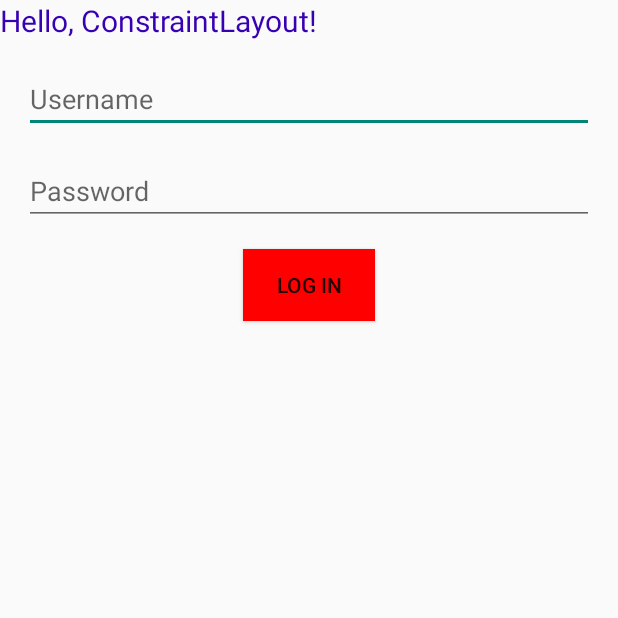
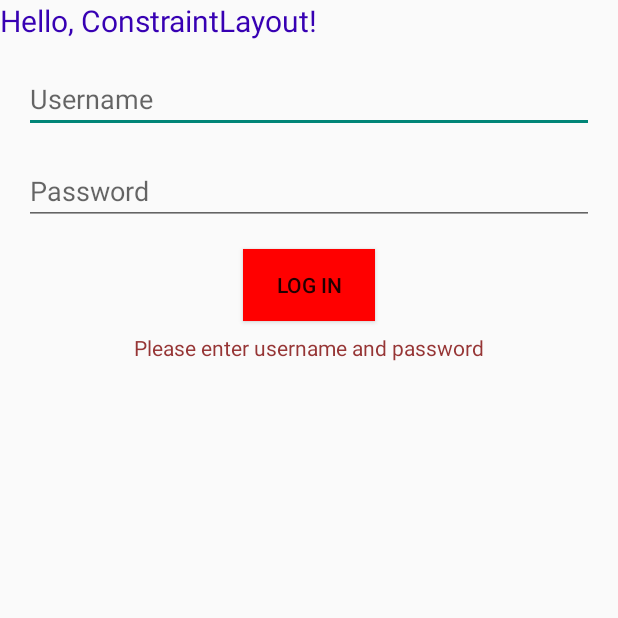
Before and after one commit to Mkaldalons/LearningSquare, an Android app: the screen it shows after launch (MainActivity), after a tap on "LOG IN", on a phone screen of 412 x 824 dp, the top half of it. Run offline under Robolectric (Android 15) with nearby library versions, the phone set to English and light mode, and no system bars.

Commit message:
Make login logic more reasonable and add error handling for EditText elements

```diff
--- a/app/src/main/java/hbv601g/learningsquare/ui/LoginFragment.kt
+++ b/app/src/main/java/hbv601g/learningsquare/ui/LoginFragment.kt
@@ -7,7 +7,9 @@ import android.widget.EditText
 import androidx.fragment.app.Fragment
 import hbv601g.learningsquare.R
 import android.util.Log
+import android.widget.TextView
 import android.widget.Toast
+import androidx.collection.emptyLongSet
 import androidx.lifecycle.lifecycleScope
 import hbv601g.learningsquare.services.HttpsService
 import hbv601g.learningsquare.services.UserService
@@ -17,13 +19,14 @@ class LoginFragment : Fragment(R.layout.fragment_login) {
 
     override fun onViewCreated(
         view: View,
-        savedInstanceState: Bundle?)
-     {
+        savedInstanceState: Bundle?
+    ) {
         super.onViewCreated(view, savedInstanceState)
 
         val inputUsername = view.findViewById<EditText>(R.id.inputUsername)
         val inputPassword = view.findViewById<EditText>(R.id.inputPassword)
         val loginButton = view.findViewById<Button>(R.id.loginButton)
+        val errorTextView = view.findViewById<TextView>(R.id.errorTextView)
 
         Log.d("LoginFragment", "onCreateViewExecuted")
 
@@ -31,29 +34,38 @@ class LoginFragment : Fragment(R.layout.fragment_login) {
             val username = inputUsername?.text.toString()
             val password = inputPassword?.text.toString()
             Log.d("LoginFragment", "ButtonClicked")
+            if (username.isNotBlank() && password.isNotBlank()) {
                 lifecycleScope.launch {
-                try {
                     val httpsService = HttpsService()
                     val userService = UserService(httpsService)
 
-                    val response = userService.loginUser(username, password)
-                    Log.d("LoginFragment", "Validated tag: $response")
-                    if( response == "instructor")
+                    val user = userService.loginUser(username, password)
+                    if (user != null)
                     {
+                        Log.d("LoginFragment", "Validated tag: ${user.isInstructor}")
+                        if (user.isInstructor) {
                             parentFragmentManager.beginTransaction()
                                 .replace(R.id.fragment_container_view, InstructorDashboardFragment())
                                 .addToBackStack(null)
                                 .commit()
                         }
-                    else {
-                        Toast.makeText(requireContext(), "Error: Only instructors have access to the dashboard.", Toast.LENGTH_SHORT).show()
-                    }
-                }catch (e: Exception){
-                    Log.e("LoginFragment", "Error fetching user: ${e.localizedMessage}")
-                    Toast.makeText(requireContext(), "Error fetching user data.", Toast.LENGTH_SHORT).show()
+                        else
+                        {
+                            errorTextView.visibility = View.VISIBLE
+                            errorTextView.text = "Dashboard is currently only available to instructors"
                         }
                     }
+                    else {
+                        errorTextView.visibility = View.VISIBLE
+                        errorTextView.text = "Wrong username or password"
+                    }
+                }
+            }
+            else {
+                errorTextView.visibility = View.VISIBLE
+                errorTextView.text = "Please enter username and password"
             }
         }
 
     }
+}
--- a/app/src/main/res/layout/fragment_login.xml
+++ b/app/src/main/res/layout/fragment_login.xml
@@ -36,6 +36,16 @@
             android:text="@string/log_in"
             android:clickable="true"
             android:background="#FF0000"/>
+
+        <TextView
+            android:id="@+id/errorTextView"
+            android:layout_width="wrap_content"
+            android:layout_height="wrap_content"
+            android:text=""
+            android:visibility="gone"
+            android:textColor="#963535"
+            android:padding="8dp" />
+
     </LinearLayout>
 
 </androidx.constraintlayout.widget.ConstraintLayout>
--- a/app/src/main/res/values/strings.xml
+++ b/app/src/main/res/values/strings.xml
@@ -6,4 +6,5 @@
     <string name="password">Password</string>
     <string name="hello_student">Hello Student!</string>
     <string name="hello_instructor">Hello Instructor!</string>
+    <string name="text_view_error_not_instructor">Dashboard is only available to instructors</string>
 </resources>
```
Also changed, not shown: app/src/main/java/hbv601g/learningsquare/services/HttpsService.kt (+36 -40 lines), app/src/main/java/hbv601g/learningsquare/services/UserService.kt (+51 -16 lines). Lines whose indentation alone changed are shown as unchanged.
